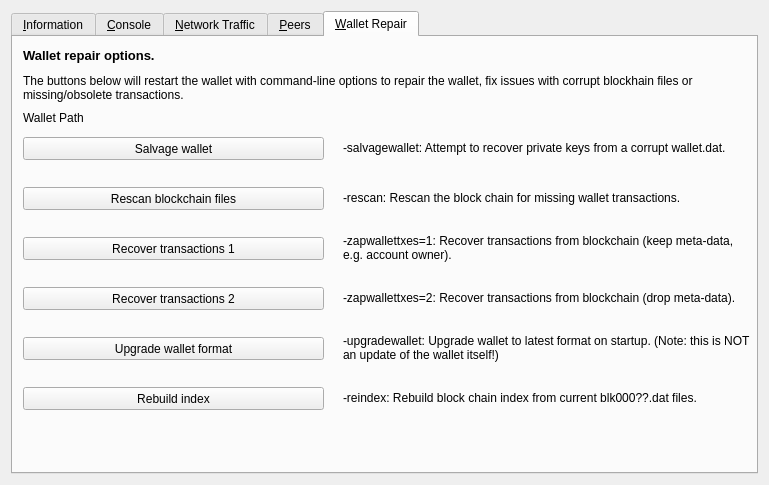
The window that src/qt/forms/debugwindow.ui (richieburns/Nodescape) describes before a commit, drawn with Qt 5.
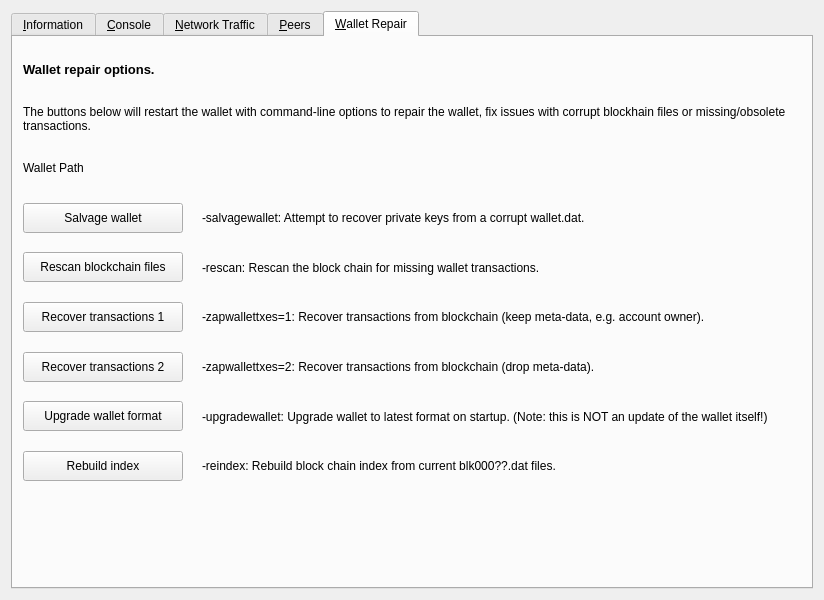
The same window after the commit. The open tabs and pages were chosen to show the change. Icons and pictures are not drawn. Custom widgets are drawn as their Qt base class.

Commit message: Re-style debug window

```diff
--- a/src/qt/forms/debugwindow.ui
+++ b/src/qt/forms/debugwindow.ui
@@ -6,13 +6,22 @@
    <rect>
     <x>0</x>
     <y>0</y>
-    <width>769</width>
-    <height>485</height>
+    <width>824</width>
+    <height>600</height>
    </rect>
   </property>
+  <property name="minimumSize">
+   <size>
+    <width>824</width>
+    <height>600</height>
+   </size>
+  </property>
   <property name="windowTitle">
    <string>Tools window</string>
   </property>
+  <property name="styleSheet">
+   <string notr="true"/>
+  </property>
   <layout class="QVBoxLayout" name="verticalLayout_2">
    <item>
     <widget class="QTabWidget" name="tabWidget">
@@ -1453,110 +1462,35 @@
       <attribute name="title">
        <string>&amp;Wallet Repair</string>
       </attribute>
-      <widget class="QPushButton" name="btn_salvagewallet">
+      <widget class="QWidget" name="layoutWidget">
        <property name="geometry">
         <rect>
          <x>10</x>
-         <y>100</y>
-         <width>301</width>
-         <height>23</height>
+         <y>10</y>
+         <width>781</width>
+         <height>441</height>
         </rect>
        </property>
-       <property name="minimumSize">
-        <size>
-         <width>180</width>
-         <height>23</height>
-        </size>
+       <layout class="QVBoxLayout" name="verticalLayout_6">
+        <item>
+         <widget class="QLabel" name="label_repair_header">
+          <property name="font">
+           <font>
+            <pointsize>10</pointsize>
+            <weight>75</weight>
+            <bold>true</bold>
+           </font>
        </property>
        <property name="text">
-        <string>Salvage wallet</string>
-       </property>
-      </widget>
-      <widget class="QPushButton" name="btn_rescan">
-       <property name="geometry">
-        <rect>
-         <x>10</x>
-         <y>150</y>
-         <width>301</width>
-         <height>23</height>
-        </rect>
-       </property>
-       <property name="minimumSize">
-        <size>
-         <width>180</width>
-         <height>23</height>
-        </size>
-       </property>
-       <property name="text">
-        <string>Rescan blockchain files</string>
-       </property>
-      </widget>
-      <widget class="QPushButton" name="btn_zapwallettxes1">
-       <property name="geometry">
-        <rect>
-         <x>10</x>
-         <y>200</y>
-         <width>301</width>
-         <height>23</height>
-        </rect>
-       </property>
-       <property name="minimumSize">
-        <size>
-         <width>180</width>
-         <height>23</height>
-        </size>
-       </property>
-       <property name="text">
-        <string>Recover transactions 1</string>
-       </property>
-      </widget>
-      <widget class="QPushButton" name="btn_zapwallettxes2">
-       <property name="geometry">
-        <rect>
-         <x>10</x>
-         <y>250</y>
-         <width>301</width>
-         <height>23</height>
-        </rect>
-       </property>
-       <property name="minimumSize">
-        <size>
-         <width>180</width>
-         <height>23</height>
-        </size>
-       </property>
-       <property name="text">
-        <string>Recover transactions 2</string>
-       </property>
-      </widget>
-      <widget class="QPushButton" name="btn_upgradewallet">
-       <property name="geometry">
-        <rect>
-         <x>10</x>
-         <y>300</y>
-         <width>301</width>
-         <height>23</height>
-        </rect>
-       </property>
-       <property name="minimumSize">
-        <size>
-         <width>180</width>
-         <height>23</height>
-        </size>
-       </property>
-       <property name="text">
-        <string>Upgrade wallet format</string>
-       </property>
-      </widget>
+           <string>Wallet repair options.</string>
+          </property>
+          <property name="wordWrap">
+           <bool>true</bool>
+          </property>
+         </widget>
+        </item>
+        <item>
       <widget class="QLabel" name="label_repair_helptext">
-       <property name="geometry">
-        <rect>
-         <x>10</x>
-         <y>30</y>
-         <width>711</width>
-         <height>41</height>
-        </rect>
-       </property>
        <property name="font">
         <font>
          <weight>50</weight>
@@ -1570,14 +1504,54 @@
         <bool>true</bool>
        </property>
       </widget>
+        </item>
+        <item>
+         <widget class="QLabel" name="wallet_path">
+          <property name="minimumSize">
+           <size>
+            <width>1</width>
+            <height>0</height>
+           </size>
+          </property>
+          <property name="text">
+           <string>Wallet Path</string>
+          </property>
+         </widget>
+        </item>
+        <item>
+         <layout class="QHBoxLayout" name="horizontalLayout_6">
+          <item>
+           <widget class="QPushButton" name="btn_salvagewallet">
+            <property name="sizePolicy">
+             <sizepolicy hsizetype="Preferred" vsizetype="Preferred">
+              <horstretch>0</horstretch>
+              <verstretch>0</verstretch>
+             </sizepolicy>
+            </property>
+            <property name="minimumSize">
+             <size>
+              <width>0</width>
+              <height>0</height>
+             </size>
+            </property>
+            <property name="maximumSize">
+             <size>
+              <width>160</width>
+              <height>30</height>
+             </size>
+            </property>
+            <property name="styleSheet">
+             <string notr="true"/>
+            </property>
+            <property name="text">
+             <string>Salvage wallet</string>
+            </property>
+           </widget>
+          </item>
+          <item>
       <widget class="QLabel" name="label_repair_salvage">
-       <property name="geometry">
-        <rect>
-         <x>330</x>
-         <y>90</y>
-         <width>411</width>
-         <height>41</height>
-        </rect>
+            <property name="styleSheet">
+             <string notr="true">margin-left: 10px;</string>
        </property>
        <property name="text">
         <string>-salvagewallet: Attempt to recover private keys from a corrupt wallet.dat.</string>
@@ -1586,14 +1560,40 @@
         <bool>true</bool>
        </property>
       </widget>
+          </item>
+         </layout>
+        </item>
+        <item>
+         <layout class="QHBoxLayout" name="horizontalLayout_7">
+          <item>
+           <widget class="QPushButton" name="btn_rescan">
+            <property name="sizePolicy">
+             <sizepolicy hsizetype="Preferred" vsizetype="Preferred">
+              <horstretch>0</horstretch>
+              <verstretch>0</verstretch>
+             </sizepolicy>
+            </property>
+            <property name="minimumSize">
+             <size>
+              <width>0</width>
+              <height>0</height>
+             </size>
+            </property>
+            <property name="maximumSize">
+             <size>
+              <width>160</width>
+              <height>30</height>
+             </size>
+            </property>
+            <property name="text">
+             <string>Rescan blockchain files</string>
+            </property>
+           </widget>
+          </item>
+          <item>
       <widget class="QLabel" name="label_repair_rescan">
-       <property name="geometry">
-        <rect>
-         <x>330</x>
-         <y>140</y>
-         <width>411</width>
-         <height>41</height>
-        </rect>
+            <property name="styleSheet">
+             <string notr="true">margin-left: 10px;</string>
        </property>
        <property name="text">
         <string>-rescan: Rescan the block chain for missing wallet transactions.</string>
@@ -1602,14 +1602,40 @@
         <bool>true</bool>
        </property>
       </widget>
+          </item>
+         </layout>
+        </item>
+        <item>
+         <layout class="QHBoxLayout" name="horizontalLayout_8">
+          <item>
+           <widget class="QPushButton" name="btn_zapwallettxes1">
+            <property name="sizePolicy">
+             <sizepolicy hsizetype="Preferred" vsizetype="Preferred">
+              <horstretch>0</horstretch>
+              <verstretch>0</verstretch>
+             </sizepolicy>
+            </property>
+            <property name="minimumSize">
+             <size>
+              <width>0</width>
+              <height>0</height>
+             </size>
+            </property>
+            <property name="maximumSize">
+             <size>
+              <width>160</width>
+              <height>30</height>
+             </size>
+            </property>
+            <property name="text">
+             <string>Recover transactions 1</string>
+            </property>
+           </widget>
+          </item>
+          <item>
       <widget class="QLabel" name="label_repair_zap1">
-       <property name="geometry">
-        <rect>
-         <x>330</x>
-         <y>190</y>
-         <width>411</width>
-         <height>41</height>
-        </rect>
+            <property name="styleSheet">
+             <string notr="true">margin-left: 10px;</string>
        </property>
        <property name="text">
         <string>-zapwallettxes=1: Recover transactions from blockchain (keep meta-data, e.g. account owner).</string>
@@ -1618,14 +1644,40 @@
         <bool>true</bool>
        </property>
       </widget>
+          </item>
+         </layout>
+        </item>
+        <item>
+         <layout class="QHBoxLayout" name="horizontalLayout_9">
+          <item>
+           <widget class="QPushButton" name="btn_zapwallettxes2">
+            <property name="sizePolicy">
+             <sizepolicy hsizetype="Preferred" vsizetype="Preferred">
+              <horstretch>0</horstretch>
+              <verstretch>0</verstretch>
+             </sizepolicy>
+            </property>
+            <property name="minimumSize">
+             <size>
+              <width>0</width>
+              <height>0</height>
+             </size>
+            </property>
+            <property name="maximumSize">
+             <size>
+              <width>160</width>
+              <height>30</height>
+             </size>
+            </property>
+            <property name="text">
+             <string>Recover transactions 2</string>
+            </property>
+           </widget>
+          </item>
+          <item>
       <widget class="QLabel" name="label_repair_zap2">
-       <property name="geometry">
-        <rect>
-         <x>330</x>
-         <y>240</y>
-         <width>411</width>
-         <height>41</height>
-        </rect>
+            <property name="styleSheet">
+             <string notr="true">margin-left: 10px;</string>
        </property>
        <property name="text">
         <string>-zapwallettxes=2: Recover transactions from blockchain (drop meta-data).</string>
@@ -1634,14 +1686,40 @@
         <bool>true</bool>
        </property>
       </widget>
+          </item>
+         </layout>
+        </item>
+        <item>
+         <layout class="QHBoxLayout" name="horizontalLayout_10">
+          <item>
+           <widget class="QPushButton" name="btn_upgradewallet">
+            <property name="sizePolicy">
+             <sizepolicy hsizetype="Preferred" vsizetype="Preferred">
+              <horstretch>0</horstretch>
+              <verstretch>0</verstretch>
+             </sizepolicy>
+            </property>
+            <property name="minimumSize">
+             <size>
+              <width>150</width>
+              <height>30</height>
+             </size>
+            </property>
+            <property name="maximumSize">
+             <size>
+              <width>160</width>
+              <height>30</height>
+             </size>
+            </property>
+            <property name="text">
+             <string>Upgrade wallet format</string>
+            </property>
+           </widget>
+          </item>
+          <item>
       <widget class="QLabel" name="label_repair_upgrade">
-       <property name="geometry">
-        <rect>
-         <x>330</x>
-         <y>290</y>
-         <width>411</width>
-         <height>41</height>
-        </rect>
+            <property name="styleSheet">
+             <string notr="true">margin-left: 10px;</string>
        </property>
        <property name="text">
         <string>-upgradewallet: Upgrade wallet to latest format on startup. (Note: this is NOT an update of the wallet itself!)</string>
@@ -1650,50 +1728,34 @@
         <bool>true</bool>
        </property>
       </widget>
-      <widget class="QLabel" name="label_repair_header">
-       <property name="geometry">
-        <rect>
-         <x>10</x>
-         <y>10</y>
-         <width>711</width>
-         <height>16</height>
-        </rect>
-       </property>
-       <property name="font">
-        <font>
-         <pointsize>10</pointsize>
-         <weight>75</weight>
-         <bold>true</bold>
-        </font>
-       </property>
-       <property name="text">
-        <string>Wallet repair options.</string>
-       </property>
-       <property name="wordWrap">
-        <bool>true</bool>
-       </property>
-      </widget>
+          </item>
+         </layout>
+        </item>
+        <item>
+         <layout class="QHBoxLayout" name="horizontalLayout_11">
+          <item>
       <widget class="QPushButton" name="btn_reindex">
-       <property name="geometry">
-        <rect>
-         <x>10</x>
-         <y>350</y>
-         <width>301</width>
-         <height>23</height>
-        </rect>
+            <property name="sizePolicy">
+             <sizepolicy hsizetype="Preferred" vsizetype="Preferred">
+              <horstretch>0</horstretch>
+              <verstretch>0</verstretch>
+             </sizepolicy>
+            </property>
+            <property name="maximumSize">
+             <size>
+              <width>160</width>
+              <height>30</height>
+             </size>
        </property>
        <property name="text">
         <string>Rebuild index</string>
        </property>
       </widget>
+          </item>
+          <item>
       <widget class="QLabel" name="label_repair_reindex">
-       <property name="geometry">
-        <rect>
-         <x>330</x>
-         <y>340</y>
-         <width>411</width>
-         <height>41</height>
-        </rect>
+            <property name="styleSheet">
+             <string notr="true">margin-left: 10px;</string>
        </property>
        <property name="text">
         <string>-reindex: Rebuild block chain index from current blk000??.dat files.</string>
@@ -1702,18 +1764,10 @@
         <bool>true</bool>
        </property>
       </widget>
-      <widget class="QLabel" name="wallet_path">
-       <property name="geometry">
-        <rect>
-         <x>10</x>
-         <y>70</y>
-         <width>731</width>
-         <height>21</height>
-        </rect>
-       </property>
-       <property name="text">
-        <string>Wallet Path</string>
-       </property>
+          </item>
+         </layout>
+        </item>
+       </layout>
       </widget>
      </widget>
     </widget>
```
Left out of the diff: 511 changed lines with no effect on the pictures. Lines whose indentation alone changed are shown as unchanged.
